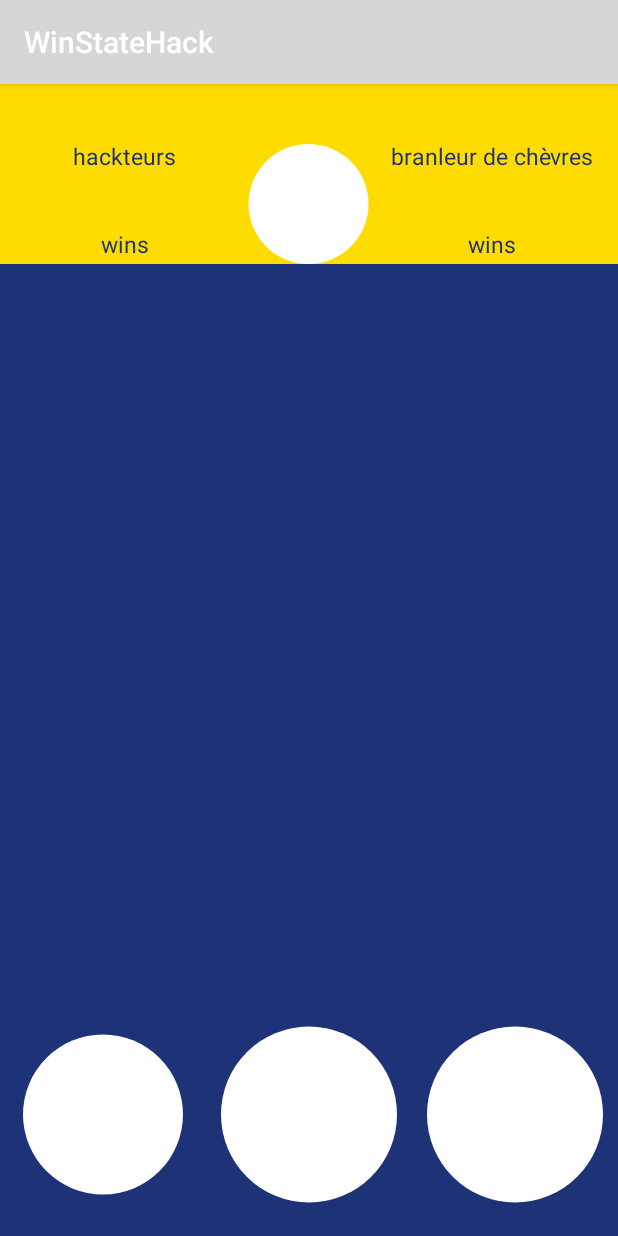
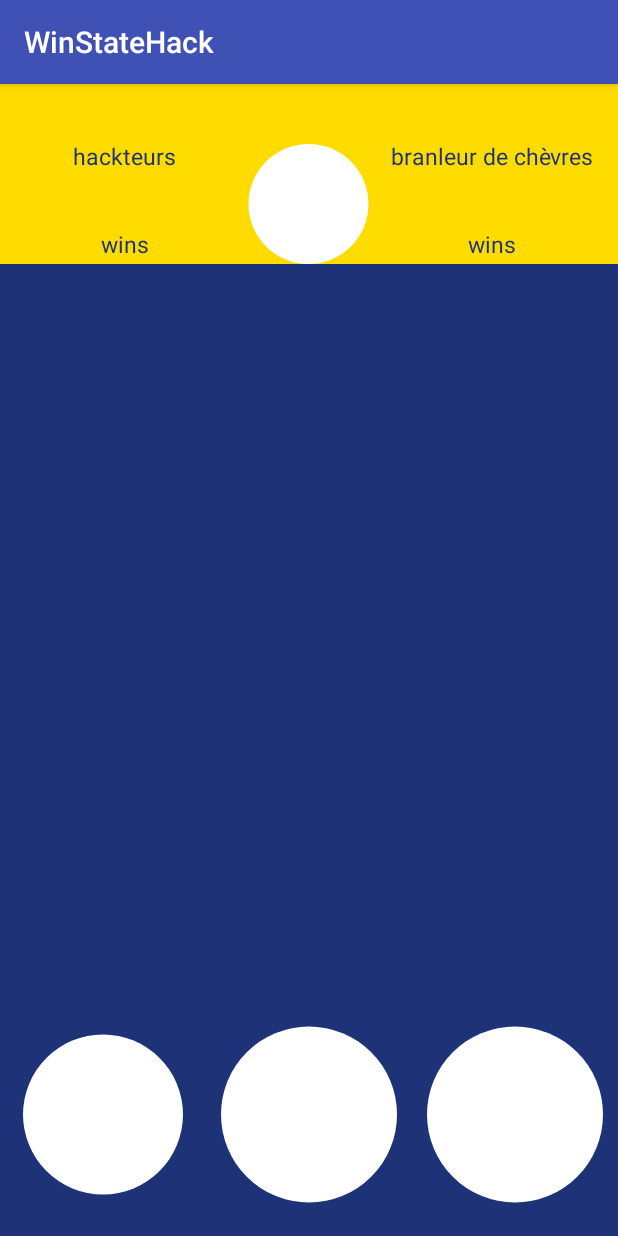
Before and after one commit to gcaule/-WCS--Hackathon-2, an Android app: the screen it shows after launch (HomeActivity), on a phone screen of 412 x 824 dp. Run offline under Robolectric (Android 15) with nearby library versions, the phone set to English and light mode, and no system bars; 2 statements that could not run were skipped.

Commit message:
small fix

```diff
--- a/app/src/main/res/values/colors.xml
+++ b/app/src/main/res/values/colors.xml
@@ -4,4 +4,7 @@
     <color name="colorBlue">#1e3278</color>
     <color name="colorGrey">#ebf0f0</color>
     <color name="colorWhite">#FFFFFF</color>
+    <color name="colorPrimary">#3F51B5</color>
+    <color name="colorPrimaryDark">#303F9F</color>
+    <color name="colorAccent">#FF4081</color>
 </resources>
```
